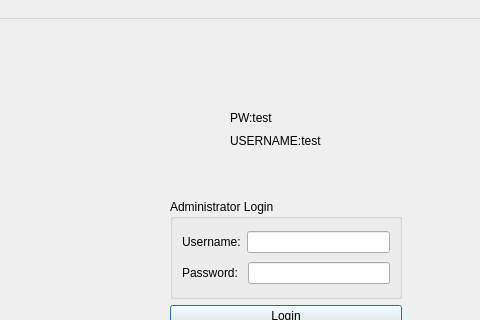
jgrady15/CS1C-Project-1, file loginscreen/loginwindow.ui: the form before one commit; both pictures show x 120 to 600 and y 0 to 320 of the 600 by 600 pixel window.
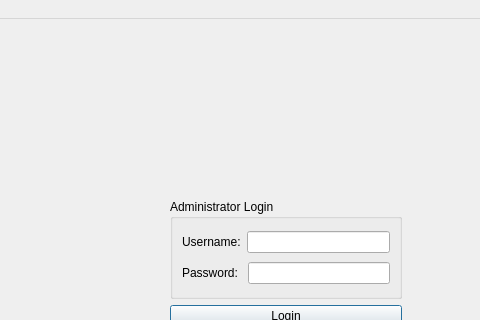
The form after the commit.

Commit message: order button

```diff
--- a/loginscreen/loginwindow.ui
+++ b/loginscreen/loginwindow.ui
@@ -105,32 +105,6 @@
      </item>
     </layout>
    </widget>
-   <widget class="QWidget" name="layoutWidget">
-    <property name="geometry">
-     <rect>
-      <x>350</x>
-      <y>90</y>
-      <width>93</width>
-      <height>40</height>
-     </rect>
-    </property>
-    <layout class="QVBoxLayout" name="verticalLayout_3">
-     <item>
-      <widget class="QLabel" name="label_4">
-       <property name="text">
-        <string>PW:test</string>
-       </property>
-      </widget>
-     </item>
-     <item>
-      <widget class="QLabel" name="label_3">
-       <property name="text">
-        <string>USERNAME:test</string>
-       </property>
-      </widget>
-     </item>
-    </layout>
-   </widget>
   </widget>
   <widget class="QStatusBar" name="statusbar"/>
   <widget class="QMenuBar" name="menubar">
```
The commit also changes 5 other files.
